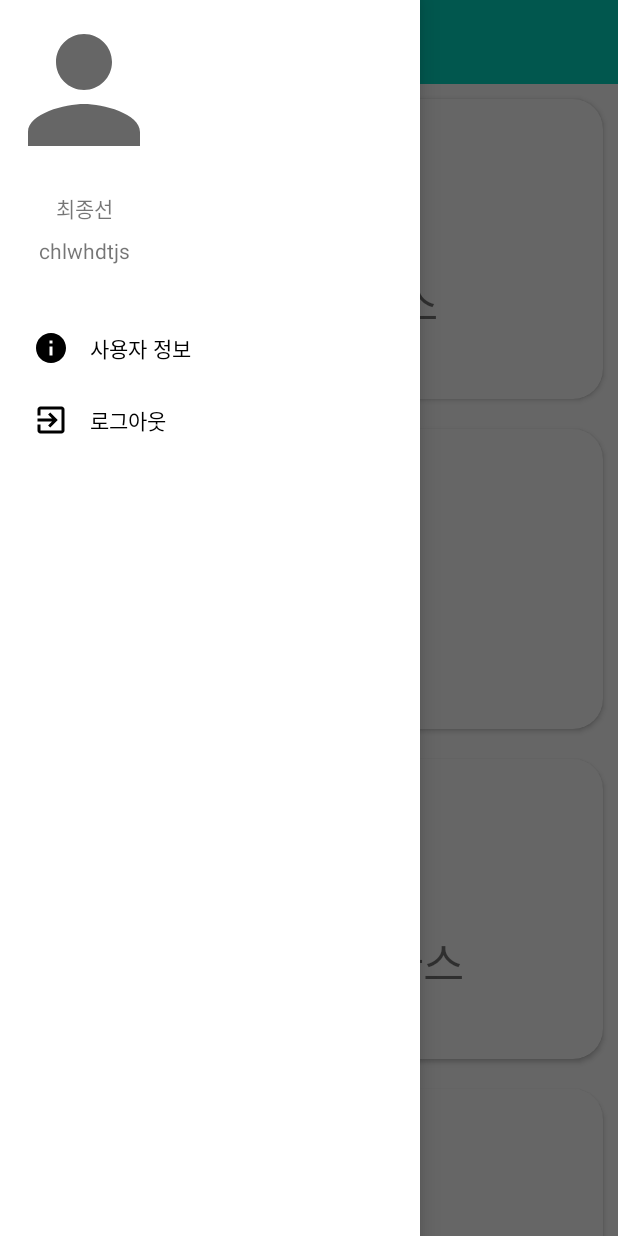
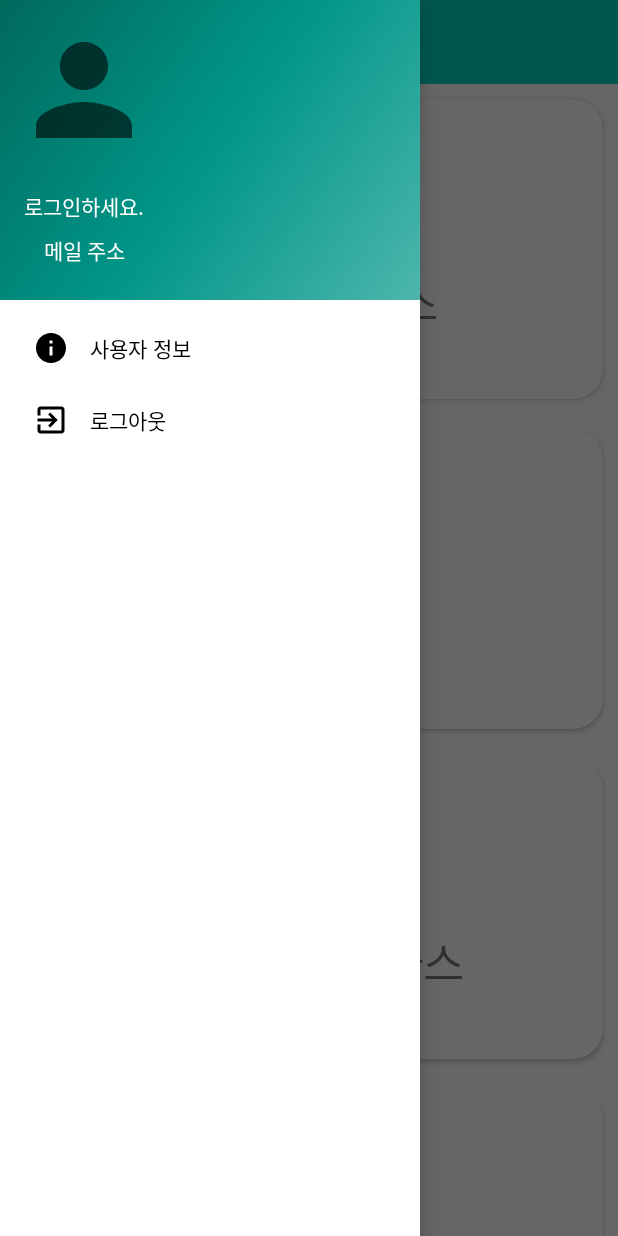
Before and after one commit to gamjadeul/NullOverflow2, an Android app: the screen it shows after launch (MainActivity), with the side drawer open, on a phone screen of 412 x 824 dp. Run offline under Robolectric (Android 15) with nearby library versions, the light colour scheme and no system bars.

Commit message:
Navigation Header 색상변경 및 텍스트 변경될 수 있도록 수정, 그 이외에 다른 주석처리

```diff
--- a/app/src/main/java/com/akj/nulloverflow/MainActivity.kt
+++ b/app/src/main/java/com/akj/nulloverflow/MainActivity.kt
@@ -4,6 +4,8 @@ import android.content.Intent
 import androidx.appcompat.app.AppCompatActivity
 import android.os.Bundle
 import android.view.MenuItem
+import android.view.View
+import android.widget.TextView
 import androidx.core.view.GravityCompat
 import androidx.recyclerview.widget.LinearLayoutManager
 import com.akj.nulloverflow.databinding.ActivityMainBinding
@@ -34,6 +36,16 @@ class MainActivity : AppCompatActivity(), NavigationView.OnNavigationItemSelecte
         //옵션 선택창 열리고 안에 있는 요소 클릭할 때 리스너 등록
         binding.mainNavigation.setNavigationItemSelectedListener(this)
         //
+
+        /*
+        이 부분이 navigation의 header 텍스트를 결정할 부분 setText의 파라미터로 Auth 혹은 Stor에서 받아온 자료가 넘어가야함
+        val nav_header_view = binding.mainNavigation.getHeaderView(0)
+        val nav_id_text = nav_header_view.findViewById<TextView>(R.id.testId)
+        val nav_name_text = nav_header_view.findViewById<TextView>(R.id.testName)
+        nav_name_text.setText()
+        nav_id_text.setText()
+         */
+
     }
 
     //리사이클러 뷰에서 사용될 데이터를 만들어주는 함수
@@ -110,6 +122,7 @@ class MainActivity : AppCompatActivity(), NavigationView.OnNavigationItemSelecte
         return info
     }
 
+    //Action Bar에서 옵션버튼 눌렸을 때 Drawer Layout이 나옴
     override fun onOptionsItemSelected(item: MenuItem): Boolean {
         when (item?.itemId) {
             android.R.id.home -> {
@@ -122,12 +135,18 @@ class MainActivity : AppCompatActivity(), NavigationView.OnNavigationItemSelecte
         }
     }
 
+    //해당 NavigationItemSelected Listener에 로그아웃 및 다른 기능들 구현해야함 -> 로그인 상태일 경우 '로그아웃'이라는 문구가 뜨도록
+    //로그아웃 후에도 해당 액티비티에 남아 있어야 함, 사용자 정보와 이메일 등이 지워진 상태로
     override fun onNavigationItemSelected(item: MenuItem): Boolean {
         when(item.itemId) {
             R.id.main_option -> {
                 startActivity(Intent(this, MainOption::class.java))
                 binding.mainDrawer.closeDrawers()
                 return true
+            }
+            R.id.log_out -> {
+                //이 위에 파이어베이스 관련해서 로그아웃하는 코드가 들어가야 됨
+                binding.mainDrawer.closeDrawers()
             }
         }
         return false
--- /dev/null
+++ b/app/src/main/res/drawable/header_background.xml
@@ -0,0 +1,10 @@
+<?xml version="1.0" encoding="utf-8"?>
+<shape xmlns:android="http://schemas.android.com/apk/res/android"
+    android:shape="rectangle">
+    <gradient
+        android:angle="135"
+        android:centerColor="#009688"
+        android:endColor="#00695C"
+        android:startColor="#4DB6AC"
+        android:type="linear" />
+</shape>
--- a/app/src/main/res/layout/activity_main.xml
+++ b/app/src/main/res/layout/activity_main.xml
@@ -33,6 +33,7 @@
             app:layout_constraintTop_toTopOf="parent" />
     </androidx.constraintlayout.widget.ConstraintLayout>
 
+    <!--Navigation View가 정의되어 있는 부분-->
     <com.google.android.material.navigation.NavigationView
         android:id="@+id/main_navigation"
         android:layout_width="wrap_content"
--- a/app/src/main/res/layout/header.xml
+++ b/app/src/main/res/layout/header.xml
@@ -4,7 +4,8 @@
     android:id="@+id/header"
     android:layout_width="match_parent"
     android:layout_height="200dp"
-    android:orientation="vertical">
+    android:orientation="vertical"
+    android:background="@drawable/header_background">
 
     <TextView
         android:id="@+id/testId"
@@ -13,27 +14,37 @@
         android:layout_marginStart="8dp"
         android:layout_marginTop="8dp"
         android:layout_marginEnd="8dp"
-        android:text="chlwhdtjs"
+        android:hint="메일 주소"
+        android:textColor="@color/white"
+        android:textColorHint="@color/white"
         app:layout_constraintEnd_toStartOf="@+id/guideline6"
         app:layout_constraintStart_toStartOf="parent"
-        app:layout_constraintTop_toBottomOf="@+id/TestName" />
+        app:layout_constraintTop_toBottomOf="@+id/testName" />
 
     <TextView
-        android:id="@+id/TestName"
+        android:id="@+id/testName"
         android:layout_width="wrap_content"
         android:layout_height="wrap_content"
         android:layout_marginStart="8dp"
         android:layout_marginTop="8dp"
         android:layout_marginEnd="8dp"
-        android:text="최종선"
+        android:hint="로그인하세요."
+        android:textColor="@color/white"
+        android:textColorHint="@color/white"
+        app:layout_constraintBottom_toBottomOf="parent"
         app:layout_constraintEnd_toStartOf="@+id/guideline6"
         app:layout_constraintStart_toStartOf="parent"
-        app:layout_constraintTop_toBottomOf="@+id/imageView2" />
+        app:layout_constraintTop_toBottomOf="@+id/imageView2"
+        app:layout_constraintVertical_bias="0.110000014" />
 
     <ImageView
         android:id="@+id/imageView2"
         android:layout_width="0dp"
         android:layout_height="0dp"
+        android:layout_marginTop="8dp"
+        android:layout_marginStart="8dp"
+        android:layout_marginEnd="8dp"
+        android:layout_marginBottom="8dp"
         app:layout_constraintBottom_toTopOf="@+id/guideline4"
         app:layout_constraintEnd_toStartOf="@+id/guideline6"
         app:layout_constraintStart_toStartOf="parent"
```
